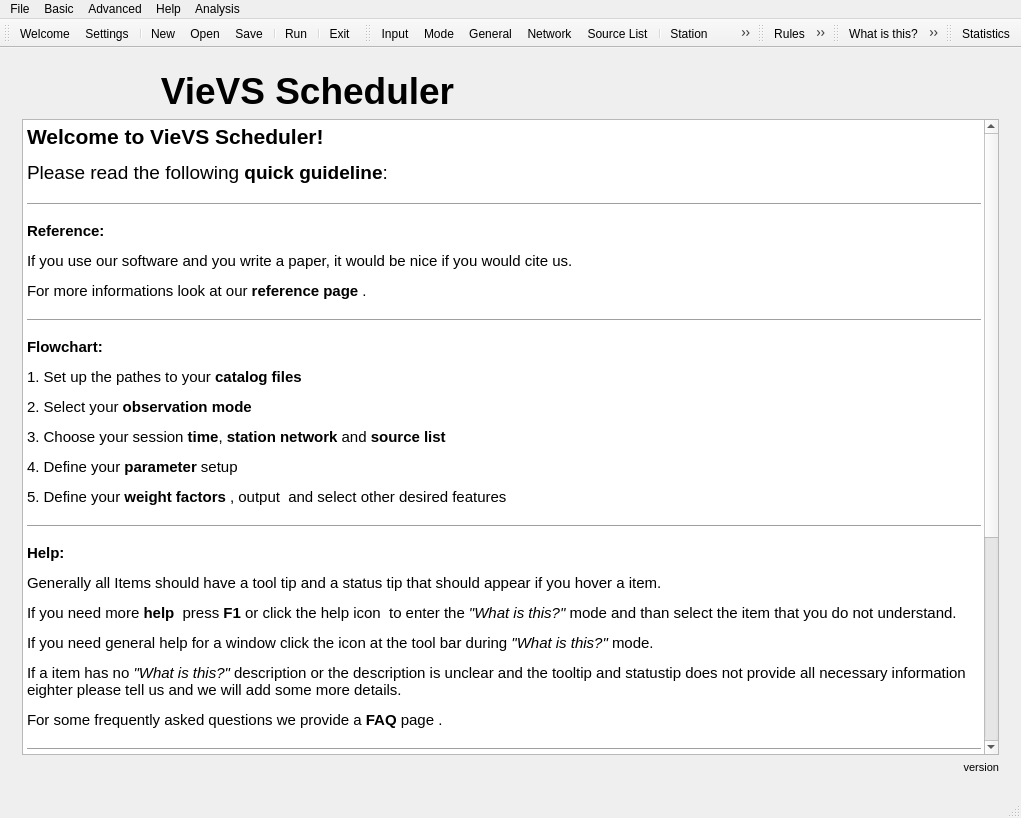
Qt form mainwindow.ui (TUW-VieVS/VieSchedpp) before a commit.
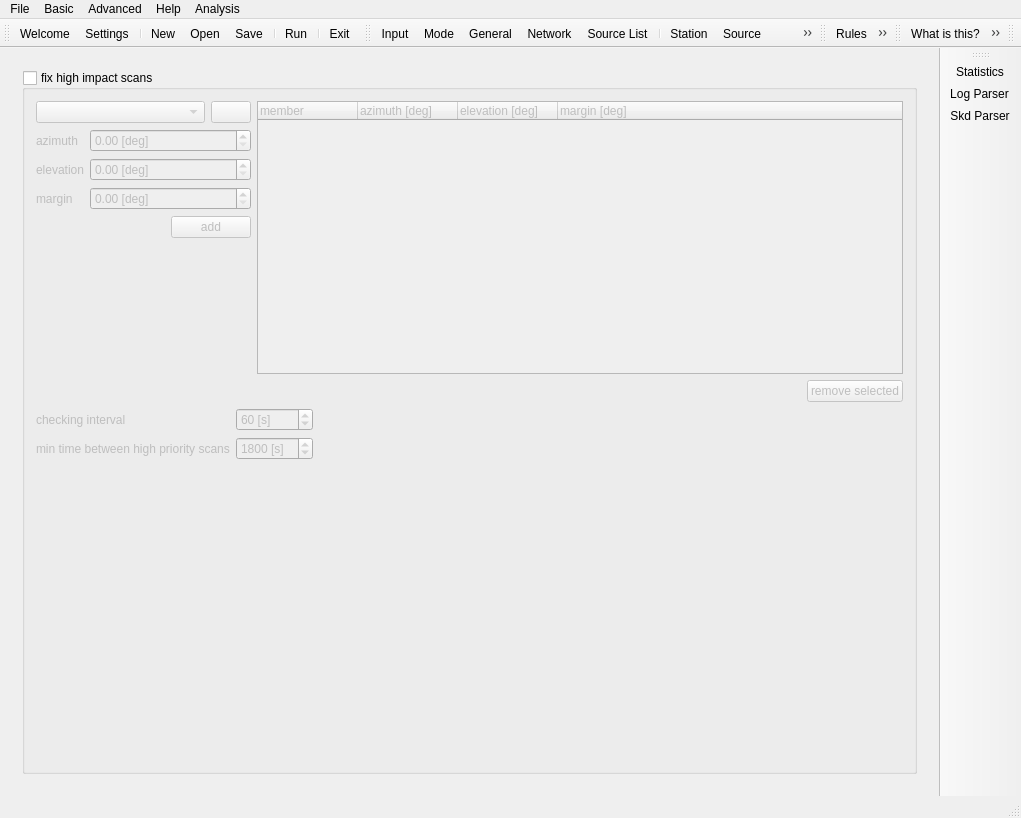
The same form after that commit. The open tabs and pages were chosen to show the change. Icons and pictures are not drawn.

Diff of the .ui file:
```diff
--- a/mainwindow.ui
+++ b/mainwindow.ui
@@ -6932,6 +6932,304 @@
         </item>
        </layout>
       </widget>
+      <widget class="QWidget" name="highimpact">
+       <layout class="QVBoxLayout" name="verticalLayout_84">
+        <item>
+         <widget class="QGroupBox" name="groupBox_highImpactAzEl">
+          <property name="title">
+           <string>fix high impact scans</string>
+          </property>
+          <property name="checkable">
+           <bool>true</bool>
+          </property>
+          <property name="checked">
+           <bool>false</bool>
+          </property>
+          <layout class="QVBoxLayout" name="verticalLayout_83">
+           <item>
+            <layout class="QHBoxLayout" name="horizontalLayout_111" stretch="1,3">
+             <item>
+              <layout class="QVBoxLayout" name="verticalLayout_81">
+               <item>
+                <layout class="QHBoxLayout" name="horizontalLayout_109">
+                 <item>
+                  <widget class="QComboBox" name="comboBox_highImpactStation"/>
+                 </item>
+                 <item>
+                  <widget class="QPushButton" name="pushButton_addGroupStationHighImpactAzEl">
+                   <property name="sizePolicy">
+                    <sizepolicy hsizetype="Fixed" vsizetype="Fixed">
+                     <horstretch>0</horstretch>
+                     <verstretch>0</verstretch>
+                    </sizepolicy>
+                   </property>
+                   <property name="text">
+                    <string/>
+                   </property>
+                   <property name="icon">
+                    <iconset resource="myresources.qrc">
+                     <normaloff>:/icons/icons/station_group_plus.png</normaloff>:/icons/icons/station_group_plus.png</iconset>
+                   </property>
+                  </widget>
+                 </item>
+                </layout>
+               </item>
+               <item>
+                <layout class="QFormLayout" name="formLayout_20">
+                 <item row="0" column="0">
+                  <widget class="QLabel" name="label_76">
+                   <property name="text">
+                    <string>azimuth</string>
+                   </property>
+                  </widget>
+                 </item>
+                 <item row="0" column="1">
+                  <widget class="QDoubleSpinBox" name="doubleSpinBox_highImpactAzimuth">
+                   <property name="suffix">
+                    <string> [deg]</string>
+                   </property>
+                   <property name="maximum">
+                    <double>360.000000000000000</double>
+                   </property>
+                   <property name="singleStep">
+                    <double>5.000000000000000</double>
+                   </property>
+                  </widget>
+                 </item>
+                 <item row="1" column="0">
+                  <widget class="QLabel" name="label_77">
+                   <property name="text">
+                    <string>elevation</string>
+                   </property>
+                  </widget>
+                 </item>
+                 <item row="1" column="1">
+                  <widget class="QDoubleSpinBox" name="doubleSpinBox_highImpactElevation">
+                   <property name="suffix">
+                    <string> [deg]</string>
+                   </property>
+                   <property name="minimum">
+                    <double>0.000000000000000</double>
+                   </property>
+                   <property name="maximum">
+                    <double>90.000000000000000</double>
+                   </property>
+                   <property name="singleStep">
+                    <double>5.000000000000000</double>
+                   </property>
+                   <property name="value">
+                    <double>0.000000000000000</double>
+                   </property>
+                  </widget>
+                 </item>
+                 <item row="2" column="0">
+                  <widget class="QLabel" name="label_81">
+                   <property name="text">
+                    <string>margin</string>
+                   </property>
+                  </widget>
+                 </item>
+                 <item row="2" column="1">
+                  <widget class="QDoubleSpinBox" name="doubleSpinBox_highImpactMargin">
+                   <property name="suffix">
+                    <string> [deg]</string>
+                   </property>
+                  </widget>
+                 </item>
+                </layout>
+               </item>
+               <item>
+                <layout class="QHBoxLayout" name="horizontalLayout_107">
+                 <item>
+                  <spacer name="horizontalSpacer_3">
+                   <property name="orientation">
+                    <enum>Qt::Horizontal</enum>
+                   </property>
+                   <property name="sizeHint" stdset="0">
+                    <size>
+                     <width>40</width>
+                     <height>20</height>
+                    </size>
+                   </property>
+                  </spacer>
+                 </item>
+                 <item>
+                  <widget class="QPushButton" name="pushButton_addHighImpactAzEl">
+                   <property name="text">
+                    <string>add</string>
+                   </property>
+                   <property name="icon">
+                    <iconset resource="myresources.qrc">
+                     <normaloff>:/icons/icons/edit-add.png</normaloff>:/icons/icons/edit-add.png</iconset>
+                   </property>
+                  </widget>
+                 </item>
+                </layout>
+               </item>
+               <item>
+                <spacer name="verticalSpacer_27">
+                 <property name="orientation">
+                  <enum>Qt::Vertical</enum>
+                 </property>
+                 <property name="sizeHint" stdset="0">
+                  <size>
+                   <width>20</width>
+                   <height>40</height>
+                  </size>
+                 </property>
+                </spacer>
+               </item>
+              </layout>
+             </item>
+             <item>
+              <layout class="QVBoxLayout" name="verticalLayout_82">
+               <item>
+                <widget class="QTreeWidget" name="treeWidget_highImpactAzEl">
+                 <column>
+                  <property name="text">
+                   <string>member</string>
+                  </property>
+                 </column>
+                 <column>
+                  <property name="text">
+                   <string>azimuth [deg]</string>
+                  </property>
+                 </column>
+                 <column>
+                  <property name="text">
+                   <string>elevation [deg]</string>
+                  </property>
+                 </column>
+                 <column>
+                  <property name="text">
+                   <string>margin [deg]</string>
+                  </property>
+                 </column>
+                </widget>
+               </item>
+               <item>
+                <layout class="QHBoxLayout" name="horizontalLayout_108">
+                 <item>
+                  <spacer name="horizontalSpacer_41">
+                   <property name="orientation">
+                    <enum>Qt::Horizontal</enum>
+                   </property>
+                   <property name="sizeHint" stdset="0">
+                    <size>
+                     <width>40</width>
+                     <height>20</height>
+                    </size>
+                   </property>
+                  </spacer>
+                 </item>
+                 <item>
+                  <widget class="QPushButton" name="pushButton_removeHighImpactAzEl">
+                   <property name="text">
+                    <string>remove selected</string>
+                   </property>
+                   <property name="icon">
+                    <iconset resource="myresources.qrc">
+                     <normaloff>:/icons/icons/edit-delete-6.png</normaloff>:/icons/icons/edit-delete-6.png</iconset>
+                   </property>
+                  </widget>
+                 </item>
+                </layout>
+               </item>
+              </layout>
+             </item>
+            </layout>
+           </item>
+           <item>
+            <layout class="QHBoxLayout" name="horizontalLayout_110">
+             <item>
+              <layout class="QFormLayout" name="formLayout_21">
+               <item row="0" column="0">
+                <widget class="QLabel" name="label_78">
+                 <property name="text">
+                  <string>checking interval</string>
+                 </property>
+                </widget>
+               </item>
+               <item row="0" column="1">
+                <widget class="QSpinBox" name="spinBox_highImpactInterval">
+                 <property name="suffix">
+                  <string> [s]</string>
+                 </property>
+                 <property name="minimum">
+                  <number>1</number>
+                 </property>
+                 <property name="maximum">
+                  <number>86400</number>
+                 </property>
+                 <property name="singleStep">
+                  <number>60</number>
+                 </property>
+                 <property name="value">
+                  <number>60</number>
+                 </property>
+                </widget>
+               </item>
+               <item row="1" column="0">
+                <widget class="QLabel" name="label_79">
+                 <property name="text">
+                  <string>min time between high priority scans</string>
+                 </property>
+                </widget>
+               </item>
+               <item row="1" column="1">
+                <widget class="QSpinBox" name="spinBox_highImpactMinRepeat">
+                 <property name="suffix">
+                  <string> [s]</string>
+                 </property>
+                 <property name="minimum">
+                  <number>1</number>
+                 </property>
+                 <property name="maximum">
+                  <number>86400</number>
+                 </property>
+                 <property name="singleStep">
+                  <number>60</number>
+                 </property>
+                 <property name="value">
+                  <number>1800</number>
+                 </property>
+                </widget>
+               </item>
+              </layout>
+             </item>
+             <item>
+              <spacer name="horizontalSpacer_44">
+               <property name="orientation">
+                <enum>Qt::Horizontal</enum>
+               </property>
+               <property name="sizeHint" stdset="0">
+                <size>
+                 <width>40</width>
+                 <height>20</height>
+                </size>
+               </property>
+              </spacer>
+             </item>
+            </layout>
+           </item>
+           <item>
+            <spacer name="verticalSpacer_28">
+             <property name="orientation">
+              <enum>Qt::Vertical</enum>
+             </property>
+             <property name="sizeHint" stdset="0">
+              <size>
+               <width>20</width>
+               <height>287</height>
+              </size>
+             </property>
+            </spacer>
+           </item>
+          </layout>
+         </widget>
+        </item>
+       </layout>
+      </widget>
       <widget class="QWidget" name="statistics">
        <layout class="QVBoxLayout" name="verticalLayout_53" stretch="1,3">
         <item>
@@ -8175,6 +8473,7 @@
    <addaction name="actionMulti_Scheduling"/>
    <addaction name="actionSky_Coverage"/>
    <addaction name="actionConditions"/>
+   <addaction name="actionFix_High_Impact_Scans"/>
   </widget>
   <widget class="QToolBar" name="helpToolBar">
    <property name="windowTitle">
@@ -8190,9 +8489,9 @@
    <addaction name="actionFAQ"/>
    <addaction name="separator"/>
    <addaction name="actionCurrent_Release"/>
-   <addaction name="separator"/>
    <addaction name="actionAbout"/>
    <addaction name="actionAbout_Qt"/>
+   <addaction name="separator"/>
   </widget>
   <widget class="QMenuBar" name="menuBar">
    <property name="geometry">
@@ -8281,12 +8580,25 @@
     <string>toolBar</string>
    </property>
    <attribute name="toolBarArea">
-    <enum>TopToolBarArea</enum>
+    <enum>RightToolBarArea</enum>
    </attribute>
    <attribute name="toolBarBreak">
     <bool>false</bool>
    </attribute>
    <addaction name="actionsummary"/>
+   <addaction name="actionLog_parser"/>
+   <addaction name="actionSkd_Parser"/>
+  </widget>
+  <widget class="QToolBar" name="toolBar">
+   <property name="windowTitle">
+    <string>toolBar</string>
+   </property>
+   <attribute name="toolBarArea">
+    <enum>TopToolBarArea</enum>
+   </attribute>
+   <attribute name="toolBarBreak">
+    <bool>false</bool>
+   </attribute>
   </widget>
   <action name="actionNew">
    <property name="icon">
@@ -8551,6 +8863,33 @@
     <string>Source List</string>
    </property>
   </action>
+  <action name="actionFix_High_Impact_Scans">
+   <property name="icon">
+    <iconset resource="myresources.qrc">
+     <normaloff>:/icons/icons/emblem-important-4.png</normaloff>:/icons/icons/emblem-important-4.png</iconset>
+   </property>
+   <property name="text">
+    <string>Fix High Impact Scans</string>
+   </property>
+  </action>
+  <action name="actionLog_parser">
+   <property name="icon">
+    <iconset resource="myresources.qrc">
+     <normaloff>:/icons/icons/edit-undo-7.png</normaloff>:/icons/icons/edit-undo-7.png</iconset>
+   </property>
+   <property name="text">
+    <string>Log Parser</string>
+   </property>
+  </action>
+  <action name="actionSkd_Parser">
+   <property name="icon">
+    <iconset resource="myresources.qrc">
+     <normaloff>:/icons/icons/edit-undo-7.png</normaloff>:/icons/icons/edit-undo-7.png</iconset>
+   </property>
+   <property name="text">
+    <string>Skd Parser</string>
+   </property>
+  </action>
  </widget>
  <layoutdefault spacing="6" margin="11"/>
  <tabstops>
```
Left out of the diff: 732 changed lines with no effect on the pictures. Lines whose indentation alone changed are shown as unchanged.
